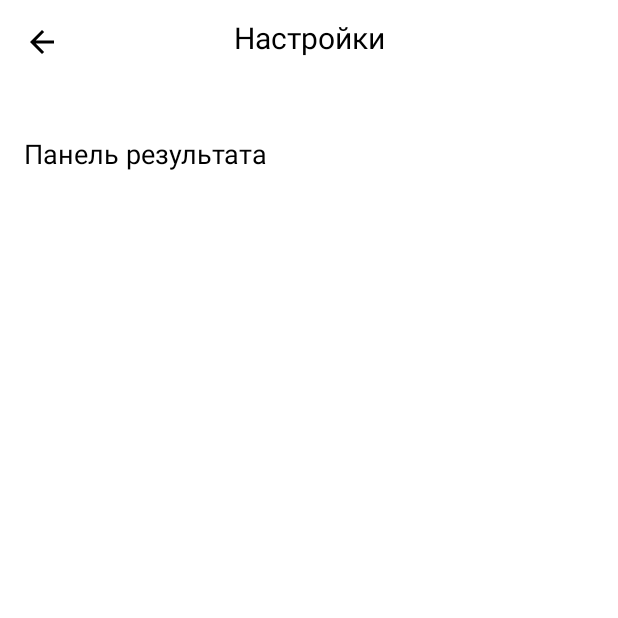
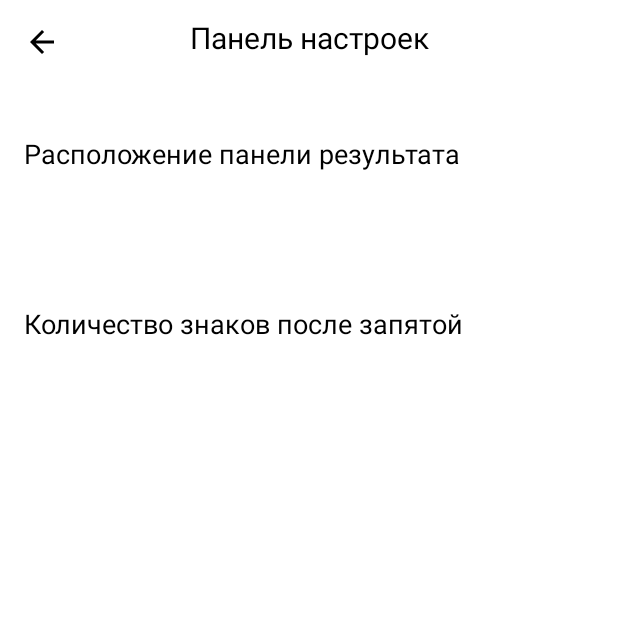
Before and after one commit to freefly-girl/Calculator, an Android app: the SettingsActivity screen opened directly, with no data from a screen before it, on a phone screen of 412 x 824 dp, the top half of it. Run offline under Robolectric (Android 15) with nearby library versions, the phone set to English and light mode, and no system bars; libraries missing offline, so code that uses them is left out: by.kirich1409.viewbindingdelegate; 5 statements that could not run were skipped.

Commit message:
add accuracy of signs after dot

```diff
--- a/app/src/main/java/com/example/myplayground/data/SettingsDaoImpl.kt
+++ b/app/src/main/java/com/example/myplayground/data/SettingsDaoImpl.kt
@@ -2,6 +2,7 @@ package com.example.myplayground.data
 
 import android.content.SharedPreferences
 import com.example.myplayground.domain.SettingsDao
+import com.example.myplayground.domain.entity.FormatResultTypeEnum
 import com.example.myplayground.domain.entity.ResultPanelType
 import com.example.myplayground.domain.entity.ResultPanelType.LEFT
 import kotlinx.coroutines.Dispatchers
@@ -11,19 +12,31 @@ class SettingsDaoImpl(
   private val preferences: SharedPreferences
 ) : SettingsDao {
 
+  override suspend fun getResultPanelType(): ResultPanelType = withContext(Dispatchers.IO) {
+    preferences.getString(RESULT_PANEL_TYPE_KEY, null)
+      ?.let { ResultPanelType.valueOf(it) } ?: LEFT
+  }
+
   override suspend fun setResultPanelType(resultPanelType: ResultPanelType) =
     withContext(Dispatchers.IO) {
       preferences.edit().putString(RESULT_PANEL_TYPE_KEY, resultPanelType.name).apply()
     }
 
-  override suspend fun getResultPanelType(): ResultPanelType = withContext(Dispatchers.IO) {
-    preferences.getString(RESULT_PANEL_TYPE_KEY, null)
-      ?.let { ResultPanelType.valueOf(it) } ?: LEFT
+  override suspend fun getFormatResultType(): FormatResultTypeEnum = withContext(Dispatchers.IO) {
+    preferences.getString(FORMAT_RESULT_TYPE_KEY, null)
+      ?.let { FormatResultTypeEnum.valueOf(it) } ?: FormatResultTypeEnum.MANY
   }
-//    ? - функция выполнится только если значение не null
+
+  override suspend fun setFormatResultType(formatResultType: FormatResultTypeEnum) =
+    withContext(Dispatchers.IO) {
+      preferences.edit().putString(FORMAT_RESULT_TYPE_KEY, formatResultType.name).apply()
+    }
 
   companion object {
 
     private const val RESULT_PANEL_TYPE_KEY = "RESULT_PANEL_TYPE_KEY"
+    private const val FORMAT_RESULT_TYPE_KEY = "FORMAT_RESULT_TYPE_KEY"
   }
 }
+
+//    ? - функция выполнится только если значение не null
--- a/app/src/main/java/com/example/myplayground/domain/SettingsDao.kt
+++ b/app/src/main/java/com/example/myplayground/domain/SettingsDao.kt
@@ -1,5 +1,6 @@
 package com.example.myplayground.domain
 
+import com.example.myplayground.domain.entity.FormatResultTypeEnum
 import com.example.myplayground.domain.entity.ResultPanelType
 
 interface SettingsDao {
@@ -15,4 +16,11 @@ interface SettingsDao {
    */
   suspend fun setResultPanelType(resultPanelType: ResultPanelType)
 
+  suspend fun getFormatResultType(): FormatResultTypeEnum
+  suspend fun setFormatResultType(formatResultType: FormatResultTypeEnum)
+
+  // TODO: 05.11.2021 Vibration
+//  suspend fun getForceVibrationType(): ForceVibrationTypeEnum
+//  suspend fun setForceVibrationType(forceVibrationType: ForceVibrationTypeEnum)
+
 }
--- a/app/src/main/java/com/example/myplayground/presentation/history/HistoryActivity.kt
+++ b/app/src/main/java/com/example/myplayground/presentation/history/HistoryActivity.kt
@@ -28,6 +28,7 @@ class HistoryActivity : BaseActivity() {
   override fun onCreate(savedInstanceState: Bundle?) {
     super.onCreate(savedInstanceState)
     setContentView(R.layout.history_activity)
+    viewBinding.historyBack.setOnClickListener { finish() }
 
     val historyAdapter = HistoryAdapter(viewModel::onItemClicked)
 
--- a/app/src/main/java/com/example/myplayground/presentation/settings/SettingsViewModel.kt
+++ b/app/src/main/java/com/example/myplayground/presentation/settings/SettingsViewModel.kt
@@ -5,6 +5,7 @@ import androidx.lifecycle.MutableLiveData
 import androidx.lifecycle.ViewModel
 import androidx.lifecycle.viewModelScope
 import com.example.myplayground.domain.SettingsDao
+import com.example.myplayground.domain.entity.FormatResultTypeEnum
 import com.example.myplayground.domain.entity.ResultPanelType
 import com.example.myplayground.domain.entity.ResultPanelType.LEFT
 import com.example.myplayground.presentation.common.SingleLiveEvent
@@ -20,9 +21,30 @@ class SettingsViewModel(
   private val _openResultPanelAction = SingleLiveEvent<ResultPanelType>()
   val openResultPanelAction: LiveData<ResultPanelType> = _openResultPanelAction
 
+  // TODO: 05.11.2021 Digits
+  private val _formatResultState = MutableLiveData<FormatResultTypeEnum>(FormatResultTypeEnum.MANY)
+  val formatResultState: LiveData<FormatResultTypeEnum> = _formatResultState
+
+  private val _openFormatResultAction = SingleLiveEvent<FormatResultTypeEnum>()
+  val openFormatResultAction: LiveData<FormatResultTypeEnum> = _openFormatResultAction
+
+
+  fun onFormatResultChanged(formatResultType: FormatResultTypeEnum) {
+    _formatResultState.value = formatResultType
+    viewModelScope.launch {
+      settingsDao.setFormatResultType(formatResultType)
+    }
+  }
+
+  fun onFormatResultPanelTypeClicked() {
+    _openFormatResultAction.value = _formatResultState.value
+  }
+
+
   init {
     viewModelScope.launch {
       _resultPanelState.value = settingsDao.getResultPanelType()
+      _formatResultState.value = settingsDao.getFormatResultType()
     }
   }
 
--- a/app/src/main/res/layout/main_activity.xml
+++ b/app/src/main/res/layout/main_activity.xml
@@ -168,7 +168,6 @@
         android:layout_width="match_parent"
         android:layout_height="0dp"
         android:inputType="number"
-
         app:layout_constraintBottom_toTopOf="@+id/main_result"
         app:layout_constraintTop_toTopOf="parent" />
 
--- a/app/src/main/res/layout/settings_activity.xml
+++ b/app/src/main/res/layout/settings_activity.xml
@@ -9,7 +9,7 @@
         android:id="@+id/title"
         android:layout_width="wrap_content"
         android:layout_height="50dp"
-        android:text="Настройки"
+        android:text="@string/settings_result_panel_title"
         android:textColor="@color/black"
         android:textSize="20sp"
         android:gravity="center"
@@ -42,7 +42,7 @@
             android:id="@+id/result_panel_title"
             android:layout_width="match_parent"
             android:layout_height="wrap_content"
-            android:text="@string/settings_result_panel_title"
+            android:text="@string/resultPanelSettingsText"
             android:textColor="@color/black"
             android:textSize="18sp" />
 
@@ -56,5 +56,35 @@
 
     </LinearLayout>
 
+    <LinearLayout
+        android:id="@+id/format_result_container"
+        android:layout_width="match_parent"
+        android:layout_height="wrap_content"
+        android:orientation="vertical"
+        android:layout_marginTop="24sp"
+        android:padding="16dp"
+        android:background="?attr/selectableItemBackground"
+        app:layout_constraintEnd_toEndOf="parent"
+        app:layout_constraintStart_toStartOf="parent"
+        app:layout_constraintTop_toBottomOf="@+id/result_panel_container">
+
+        <TextView
+            android:id="@+id/formatResultViewName"
+            android:layout_width="match_parent"
+            android:layout_height="wrap_content"
+            android:text="@string/formatResultViewName"
+            android:textColor="@color/black"
+            android:textSize="18sp" />
+
+        <TextView
+            android:id="@+id/formatResultViewDescription"
+            android:layout_width="match_parent"
+            android:layout_height="wrap_content"
+            android:layout_marginTop="8dp"
+            android:textSize="18sp"
+            tools:text="Скрыта" />
+
+    </LinearLayout>
+
 
 </androidx.constraintlayout.widget.ConstraintLayout>
--- a/app/src/main/res/values/strings.xml
+++ b/app/src/main/res/values/strings.xml
@@ -1,11 +1,32 @@
 <resources>
     <string name="app_name">Calculator</string>
-    <string name="settings_result_panel_title">Панель результата</string>
+    <string name="settings_result_panel_title">Панель настроек</string>
+
+    <string name="resultPanelSettingsText">Расположение панели результата</string>
+    <!--    <string name="resultPanelSettingsEnum">Справа</string>-->
+    <string name="formatResultViewName">Количество знаков после запятой</string>
+    <!--    <string name="formatResultViewDescription">Один знак</string>-->
+    <!--    <string name="vibrationForceViewName">Сила вибрации</string>-->
+    <!--    <string name="vibrationForceViewDescription">Слабая</string>-->
+    <string name="ok_positive_button">ОК</string>
+    <string name="no_negative_button">НЕТ</string>
+
+    <!--    <string name="settings_menu_name">Настройки</string>-->
+    <!--    <string name="history_menu_name">История</string>-->
+
     <string name="history_title">История</string>
 
     <string-array name="result_panel_types">
-        <item>Есть. Отображается слева</item>
-        <item>Есть. Отображается справа</item>
-        <item>Скрыта.</item>
+        <item>Слева</item>
+        <item>Справа</item>
+        <item>Скрыта</item>
     </string-array>
+
+    <string-array name="format_result_types">
+        <item>Один знак</item>
+        <item>Два знака</item>
+        <item>Три знака</item>
+        <item>Без ограничений</item>
+    </string-array>
+
 </resources>
```
Also changed, not shown: app/src/main/java/com/example/myplayground/domain/CalculateExpression.kt (+12 -2 lines), app/src/main/java/com/example/myplayground/domain/entity/FormatResultTypeEnum.kt (added, +8 -0 lines), app/src/main/java/com/example/myplayground/presentation/main/MainActivity.kt (+7 -12 lines), app/src/main/java/com/example/myplayground/presentation/main/MainViewModel.kt (+17 -6 lines), app/src/main/java/com/example/myplayground/presentation/settings/SettingsActivity.kt (+34 -9 lines).
